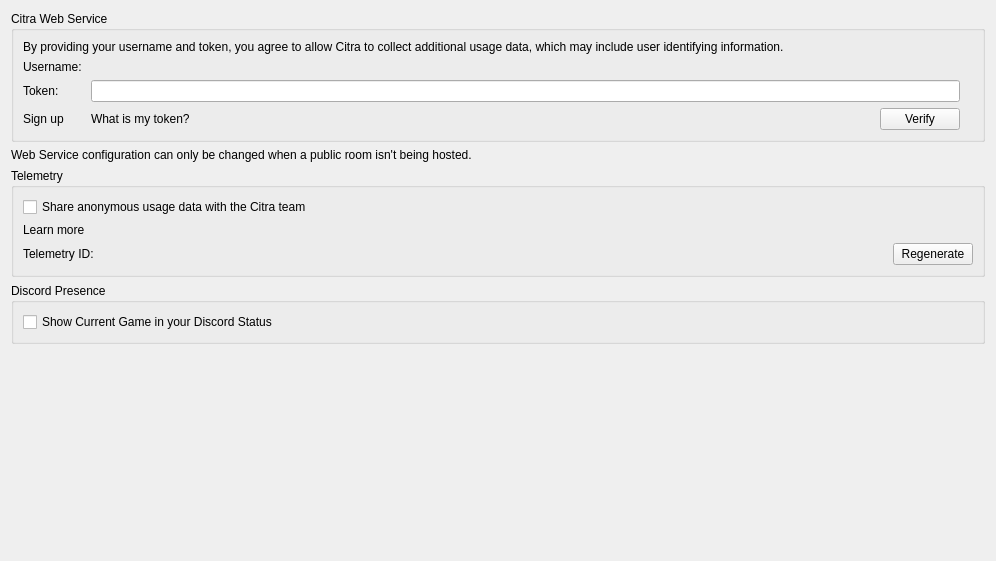
First picture: the form in src/citra_qt/configuration/configure_web.ui, repository Lime3DS/Lime3DS, before the edit.
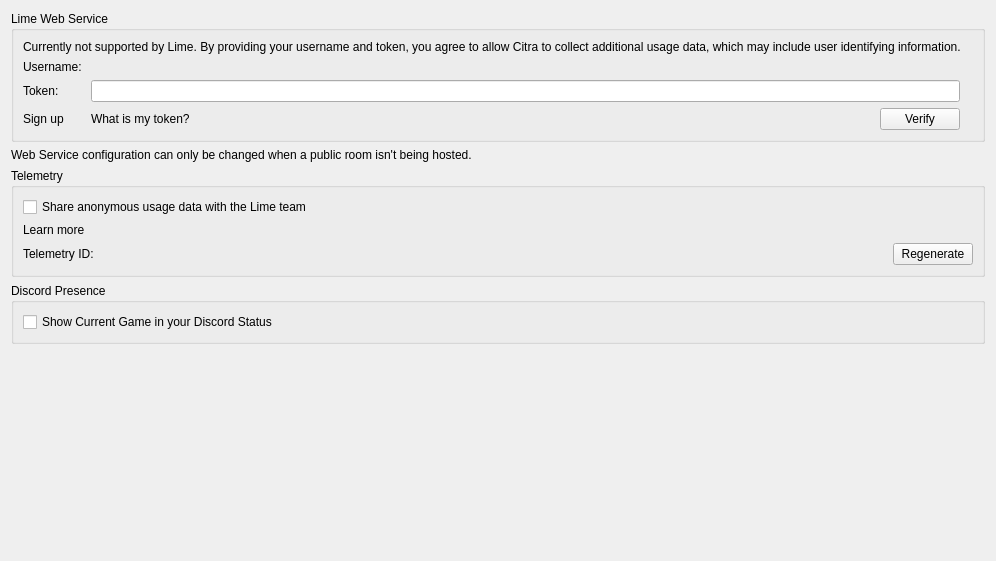
Second picture: the form after the edit.

Patch:
```diff
--- a/src/citra_qt/configuration/configure_web.ui
+++ b/src/citra_qt/configuration/configure_web.ui
@@ -19,13 +19,13 @@
      <item>
       <widget class="QGroupBox" name="groupBoxWebConfig">
        <property name="title">
-        <string>Citra Web Service</string>
+        <string>Lime Web Service</string>
        </property>
        <layout class="QVBoxLayout" name="verticalLayoutCitraWebService">
         <item>
          <widget class="QLabel" name="web_credentials_disclaimer">
           <property name="text">
-           <string>By providing your username and token, you agree to allow Citra to collect additional usage data, which may include user identifying information.</string>
+           <string>Currently not supported by Lime. By providing your username and token, you agree to allow Citra to collect additional usage data, which may include user identifying information.</string>
           </property>
          </widget>
         </item>
@@ -128,7 +128,7 @@
         <item>
          <widget class="QCheckBox" name="toggle_telemetry">
           <property name="text">
-           <string>Share anonymous usage data with the Citra team</string>
+           <string>Share anonymous usage data with the Lime team</string>
           </property>
          </widget>
         </item>
```
